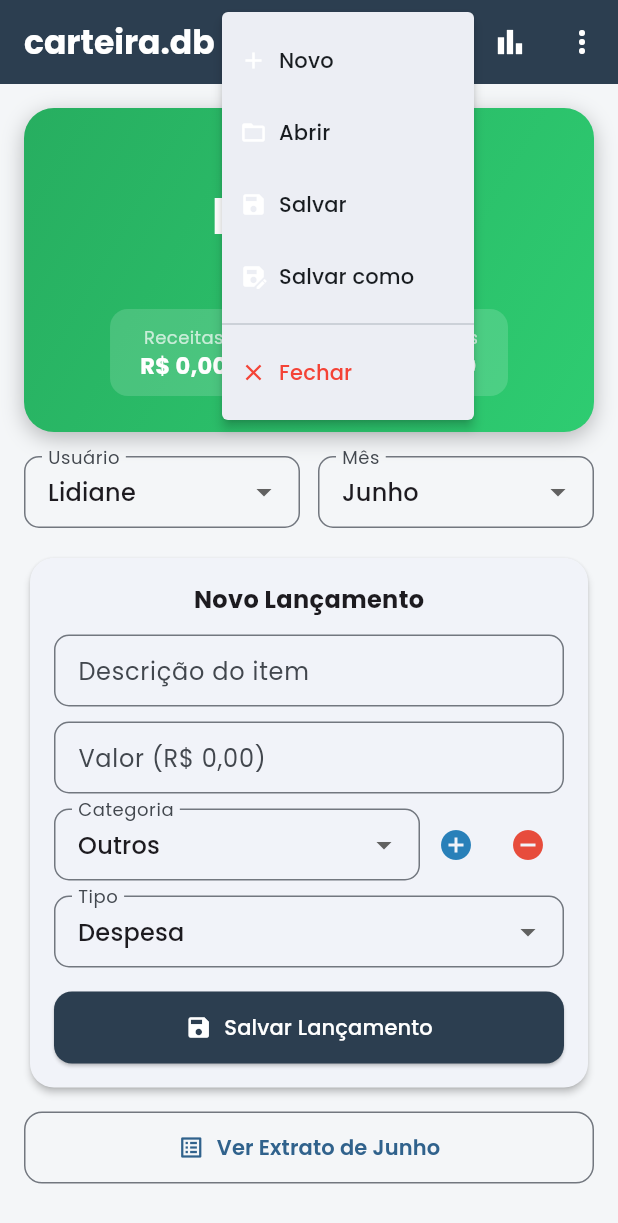
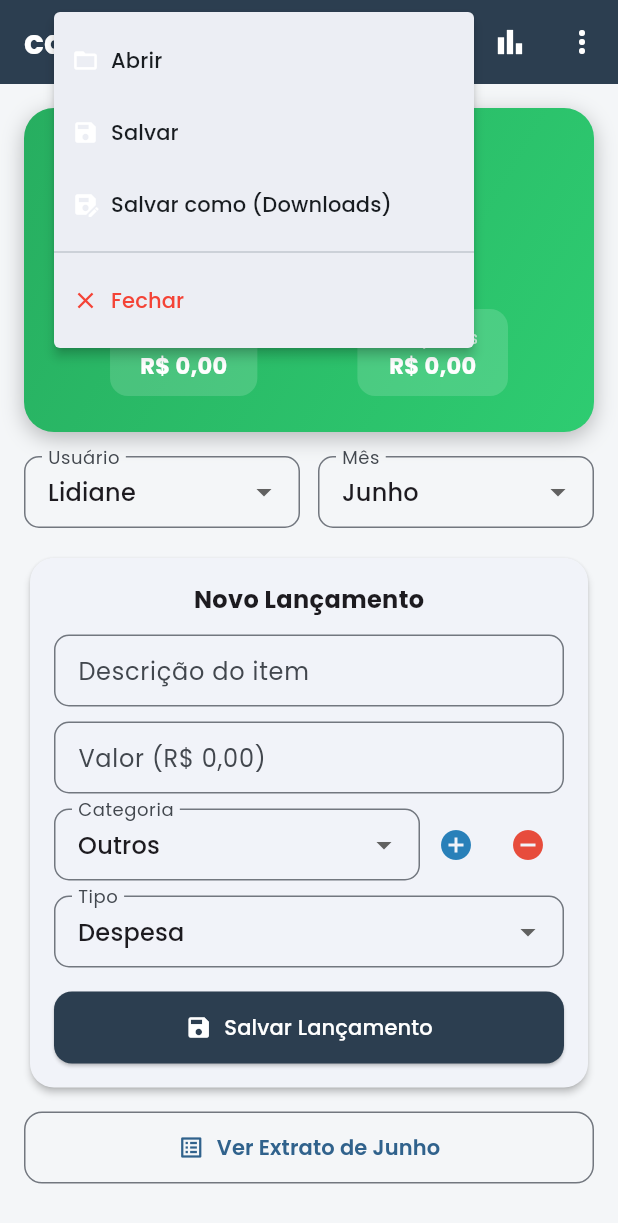
Before and after one commit to carlitopj/GestorFinanceiro, a Flutter app: the screen it shows after launch, after a tap on the "folder open" icon, on a phone screen of 412 x 824 dp. Shown: the top 1223 px of the screen. Run offline on Flutter 3.47's test engine with Material 3 defaults, Android fonts, the phone set to English and light mode, and no system bars; our stand-ins replace file_picker, fl_chart, google_fonts, sqflite; accounts and stored records are empty.

Commit message:
Remove 'Novo' option from file menu
Removed the 'Novo' option from the file menu and updated related messages.

```diff
--- a/lib/screens/home_screen.dart
+++ b/lib/screens/home_screen.dart
@@ -81,31 +81,6 @@ class _HomeScreenState extends State<HomeScreen> {
     }
   }
 
-  Future<void> _menuNovo() async {
-    // Confirma se quer fechar o atual
-    if (_db.arquivoAberto) {
-      final ok = await showDialog<bool>(context: context,
-          builder: (ctx) => AlertDialog(
-            title: const Text('Novo arquivo'),
-            content: const Text(
-                'Deseja fechar o arquivo atual e criar um novo?'),
-            actions: [
-              TextButton(onPressed: () => Navigator.pop(ctx, false),
-                  child: const Text('Cancelar')),
-              ElevatedButton(onPressed: () => Navigator.pop(ctx, true),
-                  child: const Text('Confirmar')),
-            ],
-          ));
-      if (ok != true) return;
-    }
-    await _db.fechar();
-    final ok = await _db.novoArquivo();
-    if (ok) {
-      await _inicializar();
-      _snack('Novo arquivo criado em Downloads!');
-    }
-  }
-
   Future<void> _menuSalvar() async {
     final ok = await _db.salvar();
     if (ok) {
@@ -115,12 +90,14 @@ class _HomeScreenState extends State<HomeScreen> {
     }
   }
 
+  /// Copia o banco atual (com todos os dados) para a pasta Downloads
   Future<void> _menuSalvarComo() async {
     final caminho = await _db.salvarComo();
     if (caminho != null) {
-      _snack('Salvo em: ${caminho.split('/').last} ✅');
+      final nome = caminho.split('/').last;
+      _snack('Salvo em Downloads: $nome ✅');
     } else {
-      _snack('Operação cancelada.', erro: true);
+      _snack('Não foi possível salvar. Tente novamente.', erro: true);
     }
   }
 
@@ -270,23 +247,17 @@ class _HomeScreenState extends State<HomeScreen> {
             : 'Gestor Financeiro',
         style: GoogleFonts.poppins(fontWeight: FontWeight.bold)),
       actions: [
-        // Menu Arquivo
+        // Menu Arquivo — sem botão "Novo"
         PopupMenuButton<String>(
           icon: const Icon(Icons.folder_open),
           tooltip: 'Arquivo',
           onSelected: (v) async {
-            if (v == 'novo')       _menuNovo();
             if (v == 'abrir')      _menuAbrir();
             if (v == 'salvar')     _menuSalvar();
             if (v == 'salvarComo') _menuSalvarComo();
             if (v == 'fechar')     _menuFechar();
           },
           itemBuilder: (_) => [
-            const PopupMenuItem(value: 'novo',
-                child: Row(children: [
-                  Icon(Icons.add, size: 18), SizedBox(width: 8),
-                  Text('Novo'),
-                ])),
             const PopupMenuItem(value: 'abrir',
                 child: Row(children: [
                   Icon(Icons.folder_open, size: 18), SizedBox(width: 8),
@@ -300,7 +271,7 @@ class _HomeScreenState extends State<HomeScreen> {
             const PopupMenuItem(value: 'salvarComo',
                 child: Row(children: [
                   Icon(Icons.save_as, size: 18), SizedBox(width: 8),
-                  Text('Salvar como'),
+                  Text('Salvar como (Downloads)'),
                 ])),
             const PopupMenuDivider(),
             const PopupMenuItem(value: 'fechar',
@@ -379,7 +350,7 @@ class _HomeScreenState extends State<HomeScreen> {
                     const Icon(Icons.info, color: Colors.orange),
                     const SizedBox(width: 8),
                     Expanded(child: Text(
-                      'Nenhum arquivo aberto. Use o menu 📁 para Abrir ou Novo.',
+                      'Nenhum arquivo aberto. Use o menu 📁 para Abrir um arquivo .db existente.',
                       style: GoogleFonts.poppins(fontSize: 12),
                     )),
                   ]),
```
